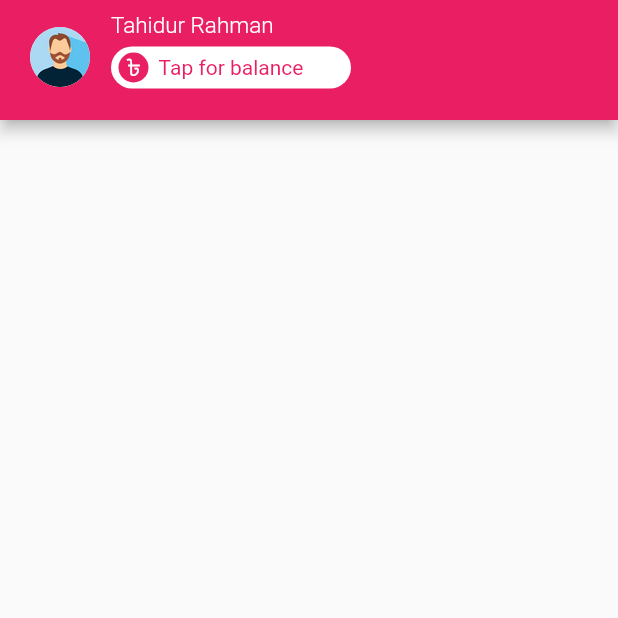
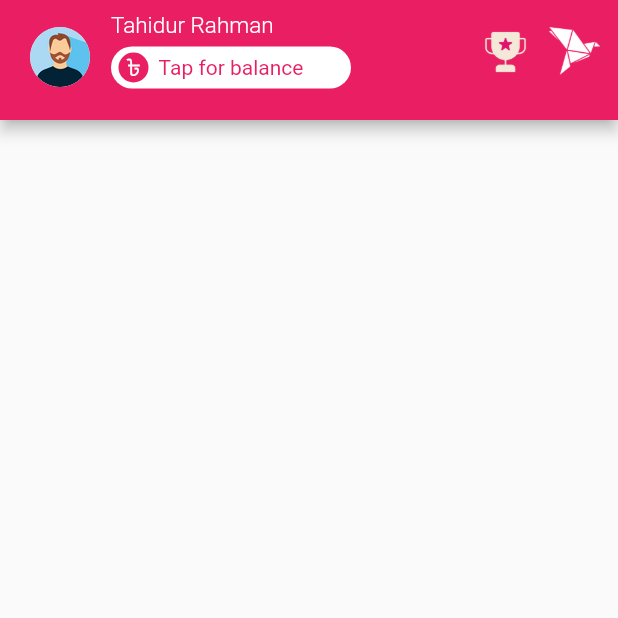
Before and after one commit to Tahidur-Rahman/Bkash-clone, a Flutter app: the screen it shows after launch, on a phone screen of 412 x 824 dp, the top half of it. Run offline on Flutter 3.47's test engine with Material 2 defaults, Android fonts, the phone set to English and light mode, and no system bars.

Commit message:
App bar done

```diff
--- a/lib/widgets/Myappbar.dart
+++ b/lib/widgets/Myappbar.dart
@@ -120,6 +120,30 @@ class _MyAppBarState extends State<MyAppBar> {
               )
             ]),
       )),
+      actions: [
+        Padding(
+          padding: const EdgeInsets.only(top: 12, right: 12),
+          child: InkWell(
+            onTap: Scaffold.of(context).openEndDrawer,
+            child: SizedBox(
+              width: 34,
+              height: 34,
+              child: Image.asset('assets/rewards.png'),
+            ),
+          ),
+        ),
+        Padding(
+          padding: const EdgeInsets.only(top: 12, right: 12),
+          child: InkWell(
+            onTap: Scaffold.of(context).openEndDrawer,
+            child: SizedBox(
+              width: 34,
+              height: 34,
+              child: Image.asset('assets/logo.png'),
+            ),
+          ),
+        ),
+      ],
     );
   }
 }
```
Also changed, not shown: 4 other files.
